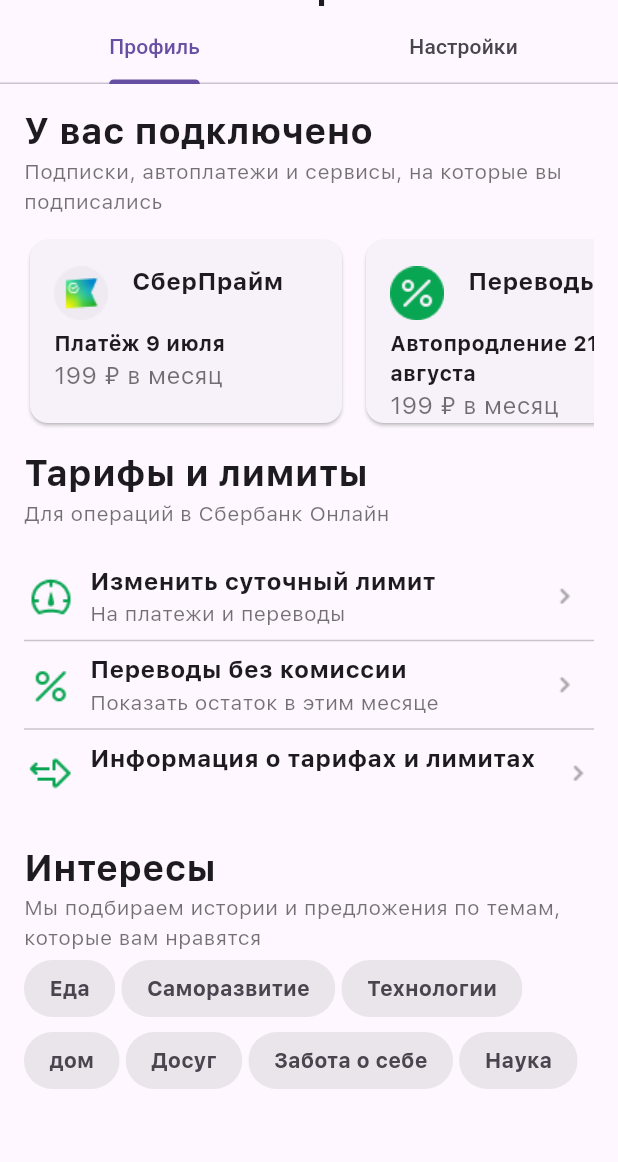
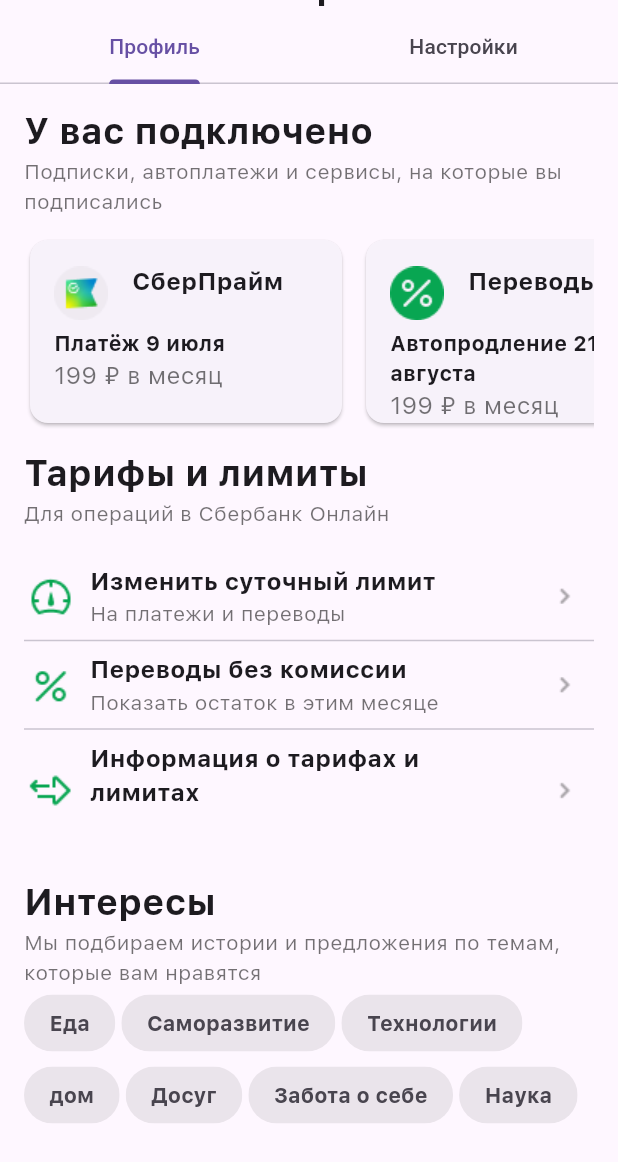
Before and after one commit to KromSanya/flutter_laboratory, a Flutter app: the screen it shows after launch, scrolled down 222 dp, on a phone screen of 412 x 824 dp. Shown: the top 1162 px of the screen. Run offline on Flutter 3.47's test engine with Material 3 defaults, Android fonts, the phone set to English and light mode, and no system bars.

Commit message:
fix Rates

```diff
--- a/lib/RatesFile.dart
+++ b/lib/RatesFile.dart
@@ -39,17 +39,21 @@ class RatesBuilder extends StatelessWidget {
   Widget build(BuildContext context) {
     return Row(
       children: [
-        Image.asset(imagepath),
+        Image.asset(imagepath, alignment: Alignment.topLeft,),
         const Padding(padding: EdgeInsets.only(left: 8)),
         Column(
           crossAxisAlignment: CrossAxisAlignment.start,
           children: [
+            Container(
+              width: 263,
+              child:
               Text(
                 text1,
                 textAlign: TextAlign.left,
                 style: const TextStyle(fontSize: 16, fontFamily: 'SFProText', fontWeight: FontWeight.bold),
                 softWrap: true,
-              ),
+              )
+            ),
               Text(text2,
                   textAlign: TextAlign.left,
                   style: const TextStyle(color: Color(0x8C000000), fontFamily: 'SFProText', fontWeight: FontWeight.normal),
```
